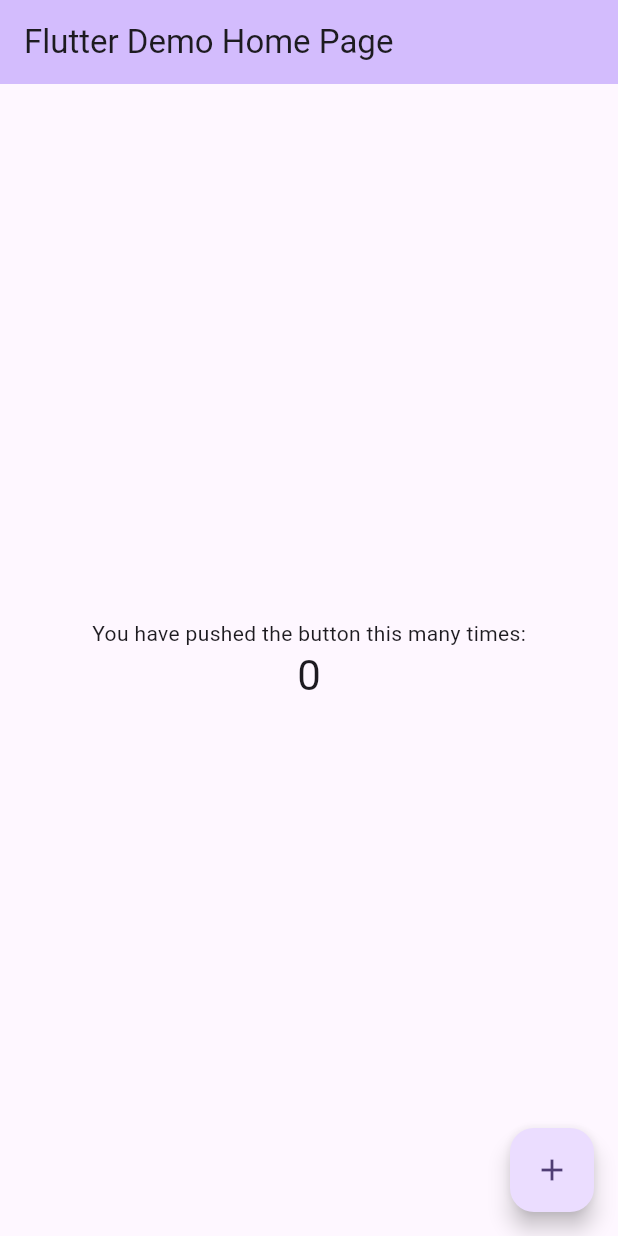
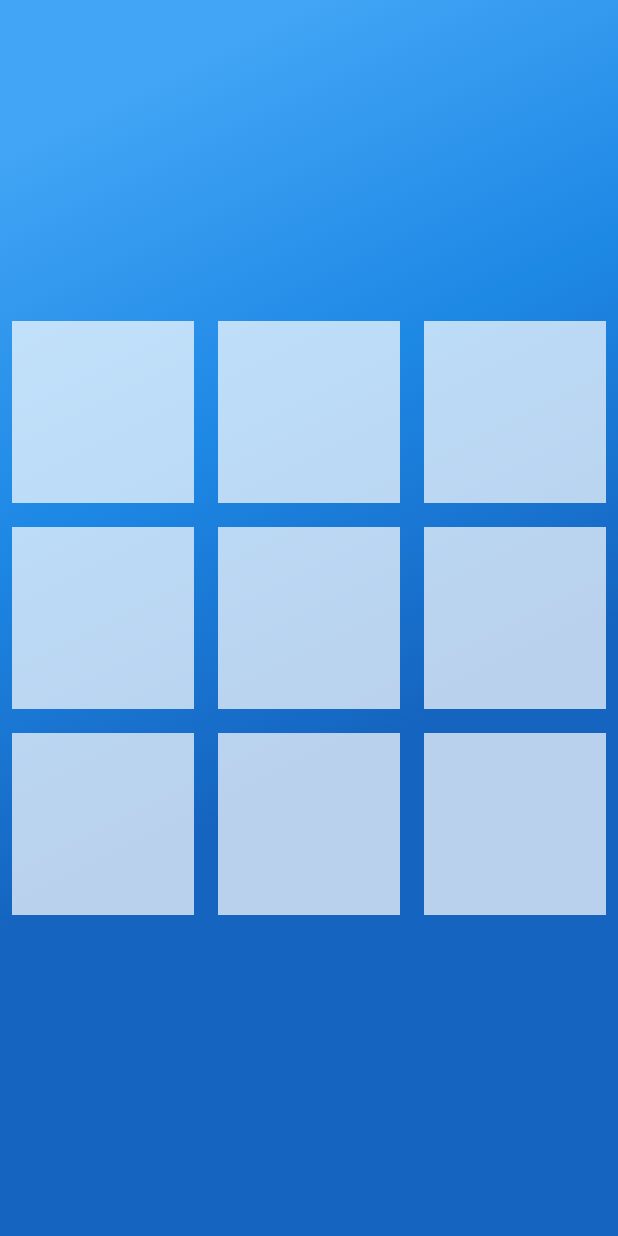
Before and after one commit to StudioZERONE/study_flutter_13_totally01_tictactoe, a Flutter app: the screen it shows after launch, on a phone screen of 412 x 824 dp. Run offline on Flutter 3.47's test engine with Material 2 defaults, Android fonts, the phone set to English and light mode, and no system bars.

Commit message:
필요 코드와 UI

```diff
--- a/lib/game_baord.dart
+++ b/lib/game_baord.dart
@@ -0,0 +1,85 @@
+import 'package:flutter/material.dart';
+
+class GameBoard extends StatefulWidget {
+  const GameBoard({super.key});
+
+  @override
+  State<GameBoard> createState() => _GameBoardState();
+}
+
+class _GameBoardState extends State<GameBoard> {
+  late List<List<String>> board;
+
+  @override
+  void initState() {
+    super.initState();
+    boardInit();
+  }
+
+  void boardInit() {
+    board = List.generate(
+        3, (index) => List.generate(3, (i) => "", growable: false));
+  }
+
+  @override
+  Widget build(BuildContext context) {
+    return Scaffold(
+      body: SingleChildScrollView(
+        child: Container(
+          width: MediaQuery.of(context).size.width,
+          height: MediaQuery.of(context).size.height,
+          decoration: BoxDecoration(
+            gradient: LinearGradient(
+              begin: Alignment.topCenter,
+              colors: [
+                Colors.blue[400] as Color,
+                Colors.blue[600] as Color,
+                Colors.blue[800] as Color,
+              ],
+            ),
+          ),
+          child: Stack(
+            children: [
+              gameGridBoard(),
+            ],
+          ),
+        ),
+      ),
+    );
+  }
+
+  Widget gameGridBoard() {
+    late List<Widget> boxes = [];
+    for (var i = 1; i <= 3; i++) {
+      for (var j = 1; j <= 3; j++) {
+        boxes.add(boardBox(i, j, mark: board[i - 1][j - 1]));
+      }
+    }
+    return Center(
+      child: GridView(
+        shrinkWrap: true,
+        physics: const NeverScrollableScrollPhysics(),
+        gridDelegate:
+            const SliverGridDelegateWithFixedCrossAxisCount(crossAxisCount: 3),
+        children: boxes,
+      ),
+    );
+  }
+
+  Widget boardBox(int x, int y, {String mark = ""}) {
+    return GestureDetector(
+      onTap: () {
+        print("x: $x / y: $y");
+      },
+      child: Container(
+        margin: const EdgeInsets.all(8),
+        color: Colors.white70,
+        alignment: Alignment.center,
+        child: Text(
+          mark,
+          style: const TextStyle(fontSize: 48),
+        ),
+      ),
+    );
+  }
+}
--- a/lib/game_message.dart
+++ b/lib/game_message.dart
@@ -2,7 +2,7 @@ import 'package:flutter/material.dart';
 
 class GameMessage extends StatelessWidget {
   String message;
-  GameMessage({required this.message, super.key});
+  GameMessage(this.message, {super.key});
 
   @override
   Widget build(BuildContext context) {
--- a/lib/main.dart
+++ b/lib/main.dart
@@ -1,4 +1,5 @@
 import 'package:flutter/material.dart';
+import 'package:study_flutter_13_totally01_tictactoe/game_baord.dart';
 
 void main() {
   runApp(const MyApp());
@@ -13,113 +14,10 @@ class MyApp extends StatelessWidget {
     return MaterialApp(
       title: 'Flutter Demo',
       theme: ThemeData(
-        // This is the theme of your application.
-        //
-        // TRY THIS: Try running your application with "flutter run". You'll see
-        // the application has a blue toolbar. Then, without quitting the app,
-        // try changing the seedColor in the colorScheme below to Colors.green
-        // and then invoke "hot reload" (save your changes or press the "hot
-        // reload" button in a Flutter-supported IDE, or press "r" if you used
-        // the command line to start the app).
-        //
-        // Notice that the counter didn't reset back to zero; the application
-        // state is not lost during the reload. To reset the state, use hot
-        // restart instead.
-        //
-        // This works for code too, not just values: Most code changes can be
-        // tested with just a hot reload.
         colorScheme: ColorScheme.fromSeed(seedColor: Colors.deepPurple),
         useMaterial3: true,
       ),
-      home: const MyHomePage(title: 'Flutter Demo Home Page'),
+      home: const GameBoard(),
     );
   }
 }
-
-class MyHomePage extends StatefulWidget {
-  const MyHomePage({super.key, required this.title});
-
-  // This widget is the home page of your application. It is stateful, meaning
-  // that it has a State object (defined below) that contains fields that affect
-  // how it looks.
-
-  // This class is the configuration for the state. It holds the values (in this
-  // case the title) provided by the parent (in this case the App widget) and
-  // used by the build method of the State. Fields in a Widget subclass are
-  // always marked "final".
-
-  final String title;
-
-  @override
-  State<MyHomePage> createState() => _MyHomePageState();
-}
-
-class _MyHomePageState extends State<MyHomePage> {
-  int _counter = 0;
-
-  void _incrementCounter() {
-    setState(() {
-      // This call to setState tells the Flutter framework that something has
-      // changed in this State, which causes it to rerun the build method below
-      // so that the display can reflect the updated values. If we changed
-      // _counter without calling setState(), then the build method would not be
-      // called again, and so nothing would appear to happen.
-      _counter++;
-    });
-  }
-
-  @override
-  Widget build(BuildContext context) {
-    // This method is rerun every time setState is called, for instance as done
-    // by the _incrementCounter method above.
-    //
-    // The Flutter framework has been optimized to make rerunning build methods
-    // fast, so that you can just rebuild anything that needs updating rather
-    // than having to individually change instances of widgets.
-    return Scaffold(
-      appBar: AppBar(
-        // TRY THIS: Try changing the color here to a specific color (to
-        // Colors.amber, perhaps?) and trigger a hot reload to see the AppBar
-        // change color while the other colors stay the same.
-        backgroundColor: Theme.of(context).colorScheme.inversePrimary,
-        // Here we take the value from the MyHomePage object that was created by
-        // the App.build method, and use it to set our appbar title.
-        title: Text(widget.title),
-      ),
-      body: Center(
-        // Center is a layout widget. It takes a single child and positions it
-        // in the middle of the parent.
-        child: Column(
-          // Column is also a layout widget. It takes a list of children and
-          // arranges them vertically. By default, it sizes itself to fit its
-          // children horizontally, and tries to be as tall as its parent.
-          //
-          // Column has various properties to control how it sizes itself and
-          // how it positions its children. Here we use mainAxisAlignment to
-          // center the children vertically; the main axis here is the vertical
-          // axis because Columns are vertical (the cross axis would be
-          // horizontal).
-          //
-          // TRY THIS: Invoke "debug painting" (choose the "Toggle Debug Paint"
-          // action in the IDE, or press "p" in the console), to see the
-          // wireframe for each widget.
-          mainAxisAlignment: MainAxisAlignment.center,
-          children: <Widget>[
-            const Text(
-              'You have pushed the button this many times:',
-            ),
-            Text(
-              '$_counter',
-              style: Theme.of(context).textTheme.headlineMedium,
-            ),
-          ],
-        ),
-      ),
-      floatingActionButton: FloatingActionButton(
-        onPressed: _incrementCounter,
-        tooltip: 'Increment',
-        child: const Icon(Icons.add),
-      ), // This trailing comma makes auto-formatting nicer for build methods.
-    );
-  }
-}
--- a/lib/message.dart
+++ b/lib/message.dart
@@ -0,0 +1,5 @@
+class Message {
+  static String playerOneWin = "플레이어 1의 승리입니다!";
+  static String playerTwoWin = "플레이어 2의 승리입니다!";
+  static String gameIsDraw = "무승부입니다.";
+}
```
Also changed, not shown: lib/game_result.dart (+15 -2 lines), lib/game_status.dart (+7 -0 lines), lib/game_title.dart (+21 -0 lines), lib/player1.dart (+21 -0 lines), lib/player2.dart (+21 -0 lines).
